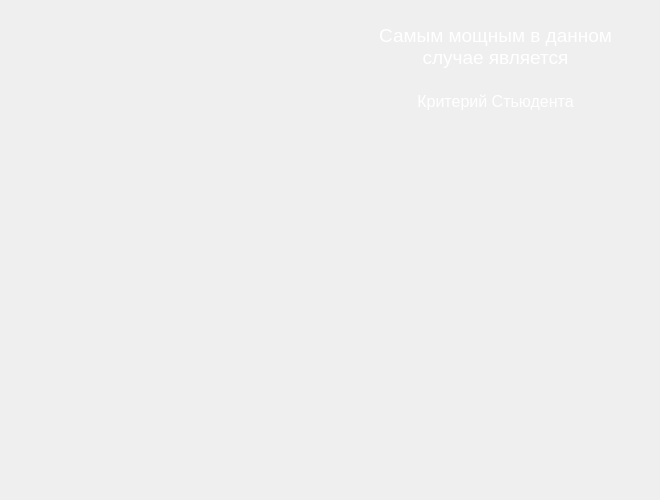
This is untitled1.ui in C1sq/PyMi as Qt 5 draws it before an edit. The edited form follows.
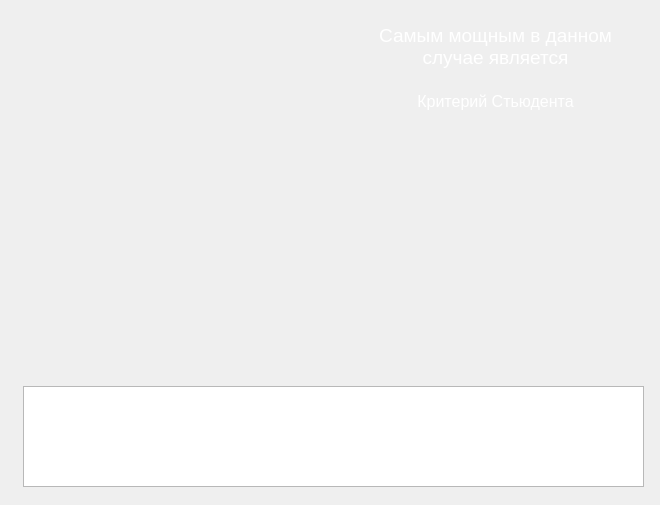
This is the edited form.

Diff of the .ui file:
```diff
--- a/untitled1.ui
+++ b/untitled1.ui
@@ -7,7 +7,7 @@
     <x>0</x>
     <y>0</y>
     <width>660</width>
-    <height>500</height>
+    <height>505</height>
    </rect>
   </property>
   <property name="windowTitle">
@@ -99,6 +99,16 @@
    </property>
    <layout class="QVBoxLayout" name="verticalLayout_2"/>
   </widget>
+  <widget class="QTextEdit" name="textEdit_2">
+   <property name="geometry">
+    <rect>
+     <x>23</x>
+     <y>386</y>
+     <width>621</width>
+     <height>101</height>
+    </rect>
+   </property>
+  </widget>
  </widget>
  <resources/>
  <connections/>
```
